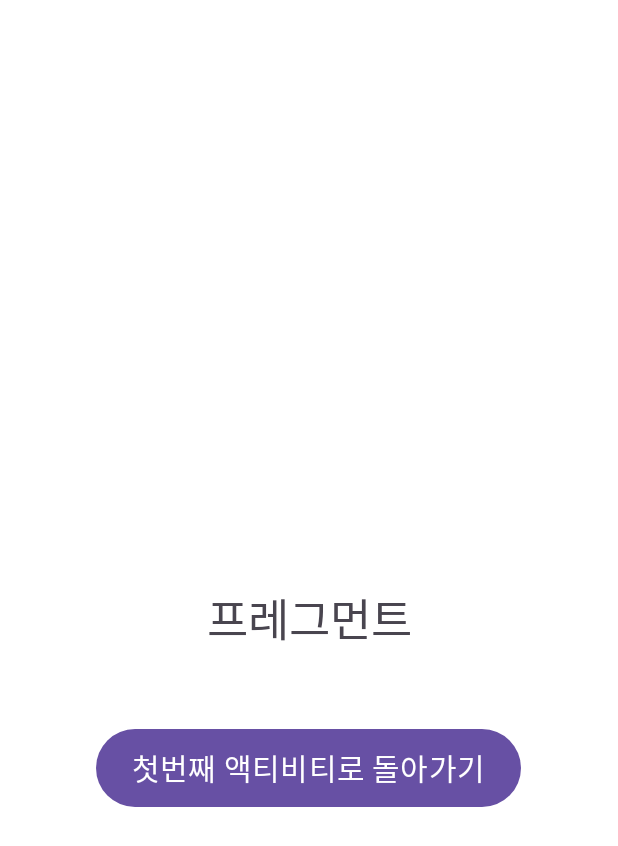
After one commit to joye-seo/LifeCycle, an Android app: the fragment BlankFragment shown on its own in the app's theme, on a phone screen of 412 x 824 dp. The commit adds this screen. Shown: the top 846 px of the screen. Run offline under Robolectric (Android 15) with nearby library versions, the phone set to English and light mode, and no system bars.

Commit message:
프레그먼트 생명주기 추가

```diff
--- /dev/null
+++ b/app/src/main/java/com/example/lifecycle/BlankFragment.kt
@@ -0,0 +1,108 @@
+package com.example.lifecycle
+
+import android.content.Context
+import android.content.Intent
+import android.os.Bundle
+import android.util.Log
+import androidx.fragment.app.Fragment
+import android.view.LayoutInflater
+import android.view.View
+import android.view.ViewGroup
+import android.widget.Toast
+import com.example.lifecycle.databinding.FragmentBlankBinding
+
+class BlankFragment : Fragment() {
+
+    private var _binding: FragmentBlankBinding? = null
+    private val binding get() = _binding!!
+
+    override fun onAttach(context: Context) {
+        super.onAttach(context)
+        Toast.makeText(requireContext(), "fragment-onAttach", Toast.LENGTH_SHORT).show()
+        Log.d("lifecycle_fragment", "fragment-onAttach")
+    }
+
+    override fun onCreate(savedInstanceState: Bundle?) {
+        super.onCreate(savedInstanceState)
+        Toast.makeText(requireContext(), "fragment-onCreate", Toast.LENGTH_SHORT).show()
+        Log.d("lifecycle_fragment", "fragment-onCreate")
+    }
+
+    override fun onCreateView(
+        inflater: LayoutInflater, container: ViewGroup?,
+        savedInstanceState: Bundle?
+    ): View? {
+        Toast.makeText(requireContext(), "fragment-onCreateView", Toast.LENGTH_SHORT).show()
+        Log.d("lifecycle_fragment", "fragment-onCreateView")
+
+        _binding = FragmentBlankBinding.inflate(inflater,container,false)
+        return binding.root
+
+    }
+
+    override fun onViewCreated(view: View, savedInstanceState: Bundle?) {
+        super.onViewCreated(view, savedInstanceState)
+        Toast.makeText(requireContext(), "fragment-onViewCreated", Toast.LENGTH_SHORT).show()
+        Log.d("lifecycle_fragment", "fragment-onViewCreated")
+        binding.btnBack.setOnClickListener {
+            navigateToFirstActivity()
+        }
+    }
+
+    override fun onViewStateRestored(savedInstanceState: Bundle?) {
+        super.onViewStateRestored(savedInstanceState)
+        Toast.makeText(requireContext(), "fragment-onViewStateRestored", Toast.LENGTH_SHORT).show()
+        Log.d("lifecycle_fragment", "fragment-onViewStateRestored")
+    }
+
+    override fun onStart() {
+        super.onStart()
+        Toast.makeText(requireContext(), "fragment-onStart", Toast.LENGTH_SHORT).show()
+        Log.d("lifecycle_fragment", "fragment-onStart")
+    }
+
+    override fun onResume() {
+        super.onResume()
+        Toast.makeText(requireContext(), "fragment-onResume", Toast.LENGTH_SHORT).show()
+        Log.d("lifecycle_fragment", "fragment-onResume")
+    }
+
+    override fun onPause() {
+        super.onPause()
+        Toast.makeText(requireContext(), "fragment-onPause", Toast.LENGTH_SHORT).show()
+        Log.d("lifecycle_fragment", "fragment-onPause")
+    }
+
+    override fun onStop() {
+        super.onStop()
+        Toast.makeText(requireContext(), "fragment-onStop", Toast.LENGTH_SHORT).show()
+        Log.d("lifecycle_fragment", "fragment-onStop")
+    }
+
+    override fun onSaveInstanceState(outState: Bundle) {
+        super.onSaveInstanceState(outState)
+        Toast.makeText(requireContext(), "fragment-onSaveInstanceState", Toast.LENGTH_SHORT).show()
+        Log.d("lifecycle_fragment", "fragment-onSaveInstanceState")
+    }
+
+    override fun onDestroyView() {
+        super.onDestroyView()
+        Toast.makeText(requireContext(), "fragment-onDestroyView", Toast.LENGTH_SHORT).show()
+        Log.d("lifecycle_fragment", "fragment-onDestroyView")
+    }
+
+
+    override fun onDestroy() {
+        super.onDestroy()
+        Toast.makeText(requireContext(), "fragment-onDestroy", Toast.LENGTH_SHORT).show()
+        Log.d("lifecycle_fragment", "fragment-onDestroy")
+        _binding = null
+    }
+
+    private fun navigateToFirstActivity() {
+
+        val intent = Intent(activity, FirstActivity::class.java)
+        startActivity(intent)
+    }
+
+}
--- a/app/src/main/res/layout/activity_first.xml
+++ b/app/src/main/res/layout/activity_first.xml
@@ -3,6 +3,7 @@
     xmlns:app="http://schemas.android.com/apk/res-auto"
     xmlns:tools="http://schemas.android.com/tools"
     android:layout_width="match_parent"
+    android:id="@+id/firstFragment"
     android:layout_height="match_parent"
     tools:context=".FirstActivity">
 
--- /dev/null
+++ b/app/src/main/res/layout/fragment_blank.xml
@@ -0,0 +1,27 @@
+<?xml version="1.0" encoding="utf-8"?>
+<FrameLayout xmlns:android="http://schemas.android.com/apk/res/android"
+    xmlns:tools="http://schemas.android.com/tools"
+    android:layout_width="match_parent"
+    android:layout_height="match_parent"
+    android:background="@color/white"
+    tools:context=".BlankFragment">
+
+    <TextView
+        android:layout_width="match_parent"
+        android:layout_height="wrap_content"
+        android:text="프레그먼트"
+        android:gravity="center"
+        android:layout_gravity="center"
+        android:textSize="30sp" />
+
+
+    <Button
+        android:id="@+id/btn_back"
+        android:layout_width="wrap_content"
+        android:layout_height="60dp"
+        android:layout_gravity="center"
+        android:layout_marginTop="100dp"
+        android:text="첫번째 액티비티로 돌아가기"
+        android:textSize="20sp" />
+
+</FrameLayout>
--- a/app/src/main/res/values/strings.xml
+++ b/app/src/main/res/values/strings.xml
@@ -1,3 +1,5 @@
 <resources>
     <string name="app_name">LifeCycle</string>
+    <!-- TODO: Remove or change this placeholder text -->
+    <string name="hello_blank_fragment">Hello blank fragment</string>
 </resources>
```
Also changed, not shown: app/src/main/java/com/example/lifecycle/FirstActivity.kt (+12 -0 lines).
